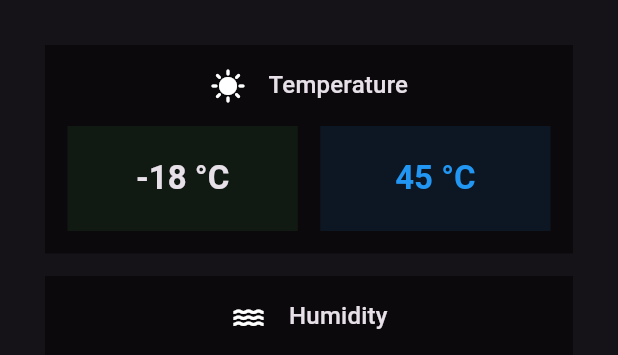
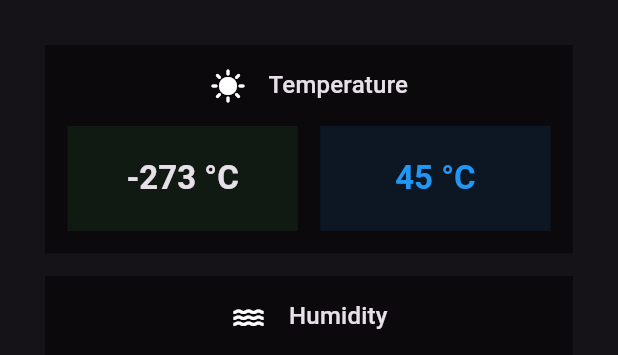
Before and after one commit to 7Eltantawy/flutter_challenges, a Flutter app: the CityDataView widget shown alone on an empty page, opened directly with empty values, on a phone screen of 412 x 824 dp. Shown: the top 355 px of the screen. Run offline on Flutter 3.47's test engine with Material 3 defaults, Android fonts, the phone set to English and light mode, and no system bars; our stand-ins replace bloc, dartz, dio, equatable, flutter_bloc, get_it.

Commit message:
Fix temperature conversion "Kelvin to Celsius"
The API return a kelvin temperature not a Fahrenheit

```diff
--- a/01/weather_app/lib/core/extensions/double_extension.dart
+++ b/01/weather_app/lib/core/extensions/double_extension.dart
@@ -1,3 +1,3 @@
 extension DoubleExtension on double {
-  int toCelsius() => ((this - 32) / 1.8).round();
+  int kelvinToCelsius() => (this - 273.15).round();
 }
--- a/01/weather_app/lib/features/home/presentation/components/city_data_view.dart
+++ b/01/weather_app/lib/features/home/presentation/components/city_data_view.dart
@@ -22,7 +22,7 @@ class CityDataView extends StatelessWidget {
         WeatherInfoCard(
           title: "Temperature",
           iconData: Icons.sunny,
-          newValue: "${fetchedWeather.temperature.toCelsius()} °C",
+          newValue: "${fetchedWeather.temperature.kelvinToCelsius()} °C",
           oldValue: "45 °C",
         ),
         SizedBox(height: 15),
```
